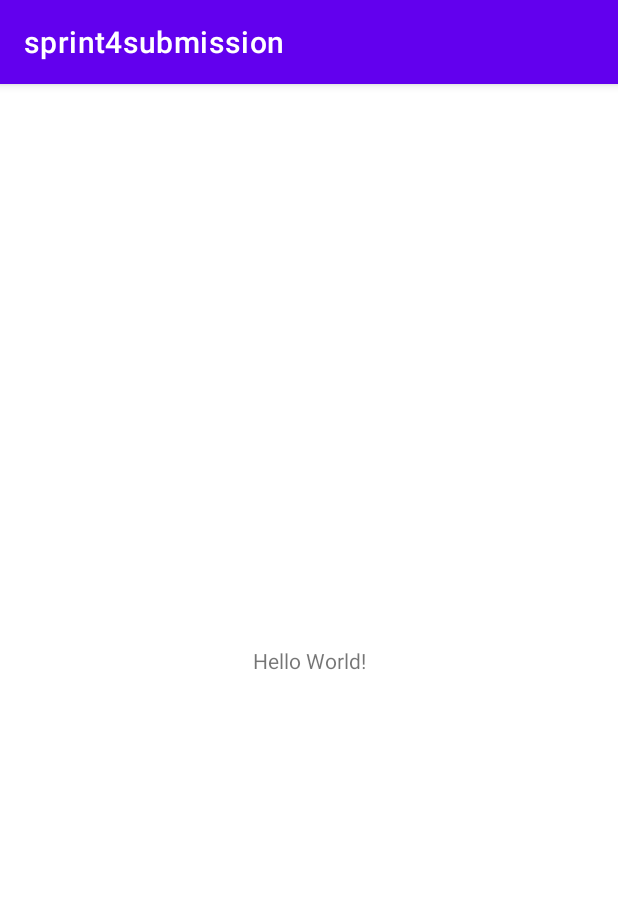
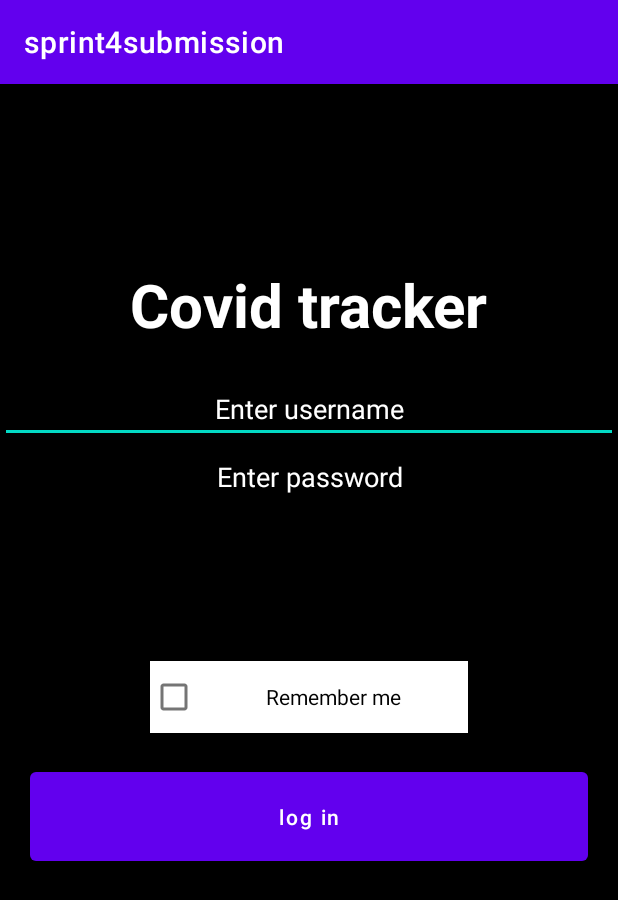
Before and after one commit to Anush01/sprint19july, an Android app: the screen it shows after launch (MainActivity), on a phone screen of 412 x 824 dp. Shown: the top 900 px of the screen. Run offline under Robolectric (Android 15) with nearby library versions, the phone set to English and light mode, and no system bars.

Commit message:
sprint submission

```diff
--- a/app/build.gradle
+++ b/app/build.gradle
@@ -25,6 +25,9 @@ android {
         sourceCompatibility JavaVersion.VERSION_1_8
         targetCompatibility JavaVersion.VERSION_1_8
     }
+    buildFeatures {
+        viewBinding true
+    }
 }
 
 dependencies {
@@ -32,6 +35,8 @@ dependencies {
     implementation 'androidx.appcompat:appcompat:1.3.0'
     implementation 'com.google.android.material:material:1.4.0'
     implementation 'androidx.constraintlayout:constraintlayout:2.0.4'
+    implementation 'androidx.navigation:navigation-fragment:2.3.5'
+    implementation 'androidx.navigation:navigation-ui:2.3.5'
     testImplementation 'junit:junit:4.+'
     androidTestImplementation 'androidx.test.ext:junit:1.1.3'
     androidTestImplementation 'androidx.test.espresso:espresso-core:3.4.0'
--- a/app/src/main/AndroidManifest.xml
+++ b/app/src/main/AndroidManifest.xml
@@ -9,6 +9,7 @@
         android:roundIcon="@mipmap/ic_launcher_round"
         android:supportsRtl="true"
         android:theme="@style/Theme.Sprint4submission">
+        <activity android:name=".HomeScreenActivity"></activity>
         <activity android:name=".MainActivity">
             <intent-filter>
                 <action android:name="android.intent.action.MAIN" />
--- a/app/src/main/java/com/example/anushmp/sprint4submission/MainActivity.java
+++ b/app/src/main/java/com/example/anushmp/sprint4submission/MainActivity.java
@@ -2,13 +2,105 @@ package com.example.anushmp.sprint4submission;
 
 import androidx.appcompat.app.AppCompatActivity;
 
+import android.content.Context;
+import android.content.Intent;
+import android.content.SharedPreferences;
 import android.os.Bundle;
+import android.view.View;
+import android.widget.Button;
+import android.widget.CheckBox;
+import android.widget.EditText;
+import android.widget.TextView;
 
 public class MainActivity extends AppCompatActivity {
+
+    private TextView title;
+    private Button login;
+    private EditText etusername;
+    private EditText etpassword;
+    private CheckBox check;
+
 
     @Override
     protected void onCreate(Bundle savedInstanceState) {
         super.onCreate(savedInstanceState);
         setContentView(R.layout.activity_main);
+
+
+        login = findViewById(R.id.btnlogin);
+        etusername = findViewById(R.id.etusername);
+        etpassword = findViewById(R.id.etpassword);
+        title = findViewById(R.id.titlecard);
+
+        check = findViewById(R.id.check);
+
+
+        SharedPreferences s2 = MainActivity.this.getPreferences(Context.MODE_PRIVATE);
+
+        if(s2.contains("user") && s2.contains("pass")){
+
+            String userHold = s2.getString("user","none");
+            String passHold = s2.getString("pass","none");
+
+            etusername.setHint(userHold);
+            etpassword.setHint(passHold);
+
+
+        }
+
+
+
+        login.setOnClickListener(new View.OnClickListener() {
+            @Override
+            public void onClick(View v) {
+
+                String u = etusername.getText().toString();
+                String p = etpassword.getText().toString();
+
+                if(u.contains("@") && u.contains(".") && p.length() > 6){
+
+
+                    Intent i = new Intent(MainActivity.this, HomeScreenActivity.class);
+
+                    startActivity(i);
+
+
+
+                }else{
+
+                    title.setText("invalid email or password. Please try again");}
+
+
+
+
+                if(check.isChecked()){
+
+
+                    String user = etusername.getText().toString();
+                    String pass = etusername.getText().toString();
+
+                    SharedPreferences s = MainActivity.this.getSharedPreferences("default", Context.MODE_PRIVATE);
+                    SharedPreferences.Editor editor = s.edit();
+
+                    editor.putString("user", user);
+                    editor.apply();
+                    editor.putString("pass", pass);
+                    editor.apply();
+
+
+
+
+                }
+
+
+
+
+
+
+            }
+        });
+
+
+
     }
 }
--- a/app/src/main/res/layout/activity_main.xml
+++ b/app/src/main/res/layout/activity_main.xml
@@ -4,15 +4,71 @@
     xmlns:tools="http://schemas.android.com/tools"
     android:layout_width="match_parent"
     android:layout_height="match_parent"
-    tools:context=".MainActivity">
+    tools:context=".MainActivity"
+    android:background="@color/black">
 
     <TextView
+        android:id="@+id/titlecard"
         android:layout_width="wrap_content"
         android:layout_height="wrap_content"
-        android:text="Hello World!"
-        app:layout_constraintBottom_toBottomOf="parent"
+        android:padding="20dp"
+        android:textSize="40sp"
+        android:text="Covid tracker"
+        android:textColor="@color/white"
+        android:textStyle="bold"
         app:layout_constraintLeft_toLeftOf="parent"
         app:layout_constraintRight_toRightOf="parent"
-        app:layout_constraintTop_toTopOf="parent" />
+        app:layout_constraintTop_toTopOf="parent"
+        android:layout_marginTop="100dp"/>
+
+    <EditText
+        android:layout_width="match_parent"
+        android:layout_height="wrap_content"
+        android:id="@+id/etusername"
+        app:layout_constraintTop_toBottomOf="@id/titlecard"
+        android:hint="Enter username"
+        android:textColor="@color/white"
+        android:textColorHint="@color/white"
+        android:gravity="center"
+        />
+
+    <EditText
+        android:layout_width="match_parent"
+        android:layout_height="wrap_content"
+        android:id="@+id/etpassword"
+        android:inputType="textPassword"
+        android:textColor="@color/white"
+        app:layout_constraintTop_toBottomOf="@id/etusername"
+        android:hint="Enter password"
+        android:textColorHint="@color/white"
+        android:gravity="center"
+        />
+
+    <CheckBox
+        android:layout_width="match_parent"
+        android:layout_height="wrap_content"
+        android:id="@+id/check"
+        app:layout_constraintTop_toBottomOf="@id/etpassword"
+        android:background="@color/white"
+        android:textColor="@color/black"
+        android:gravity="center"
+
+        android:text="Remember me"
+        android:layout_margin="100dp"
+        />
+
+    <Button
+        android:layout_width="match_parent"
+        android:layout_height="wrap_content"
+        app:layout_constraintTop_toBottomOf="@+id/check"
+        android:id="@+id/btnlogin"
+        android:layout_margin="20dp"
+        android:text="log in"
+        android:textAllCaps="false"
+        android:padding="20dp"/>
+
+
+
+
 
 </androidx.constraintlayout.widget.ConstraintLayout>
--- /dev/null
+++ b/app/src/main/res/values/dimens.xml
@@ -0,0 +1,3 @@
+<resources>
+    <dimen name="fab_margin">16dp</dimen>
+</resources>
```
Also changed, not shown: app/src/main/java/com/example/anushmp/sprint4submission/HomeScreenActivity.java (added, +14 -0 lines), app/src/main/res/layout/activity_home_screen.xml (added, +33 -0 lines), app/src/main/res/layout/activity_home_screen2.xml (added, +9 -0 lines), app/src/main/res/layout/content_home_screen.xml (added, +19 -0 lines), app/src/main/res/layout/fragment_first.xml (added, +28 -0 lines), app/src/main/res/layout/fragment_second.xml (added, +27 -0 lines), app/src/main/res/navigation/nav_graph.xml (added, +28 -0 lines), app/src/main/res/values/strings.xml (+9 -0 lines), app/src/main/res/values/themes.xml (+9 -0 lines).
